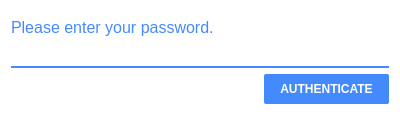
Qt form 2.x/UI/dooble_authenticate.ui (textbrowser/dooble) before a commit.
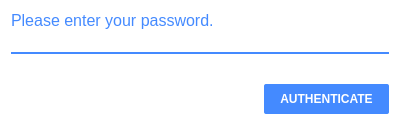
The same form after that commit. Icons and pictures are not drawn.

The edit to the form file:
```diff
--- a/2.x/UI/dooble_authenticate.ui
+++ b/2.x/UI/dooble_authenticate.ui
@@ -7,7 +7,7 @@
     <x>0</x>
     <y>0</y>
     <width>400</width>
-    <height>115</height>
+    <height>125</height>
    </rect>
   </property>
   <property name="windowTitle">
@@ -49,6 +49,19 @@
      </property>
     </widget>
    </item>
+   <item>
+    <spacer name="verticalSpacer">
+     <property name="orientation">
+      <enum>Qt::Vertical</enum>
+     </property>
+     <property name="sizeHint" stdset="0">
+      <size>
+       <width>20</width>
+       <height>40</height>
+      </size>
+     </property>
+    </spacer>
+   </item>
    <item>
     <layout class="QHBoxLayout" name="horizontalLayout">
      <item>
```
